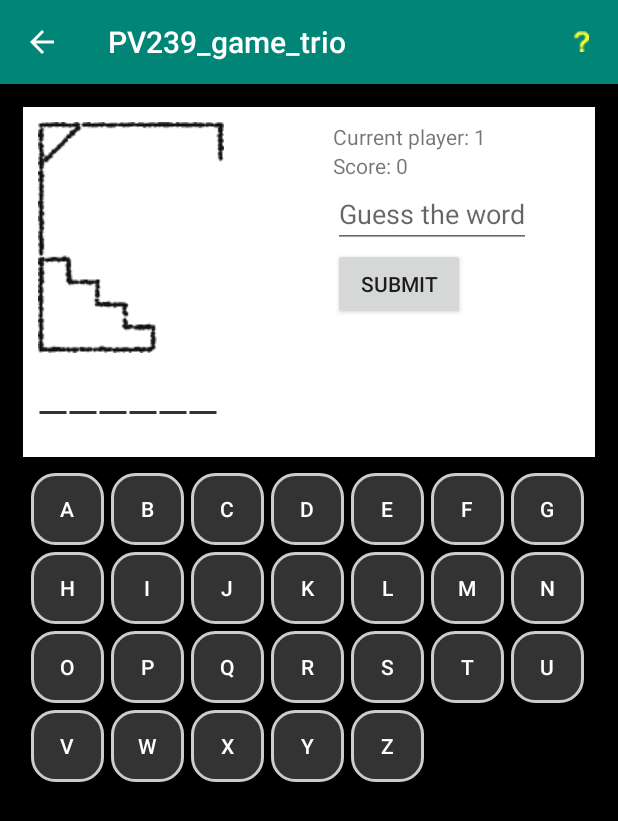
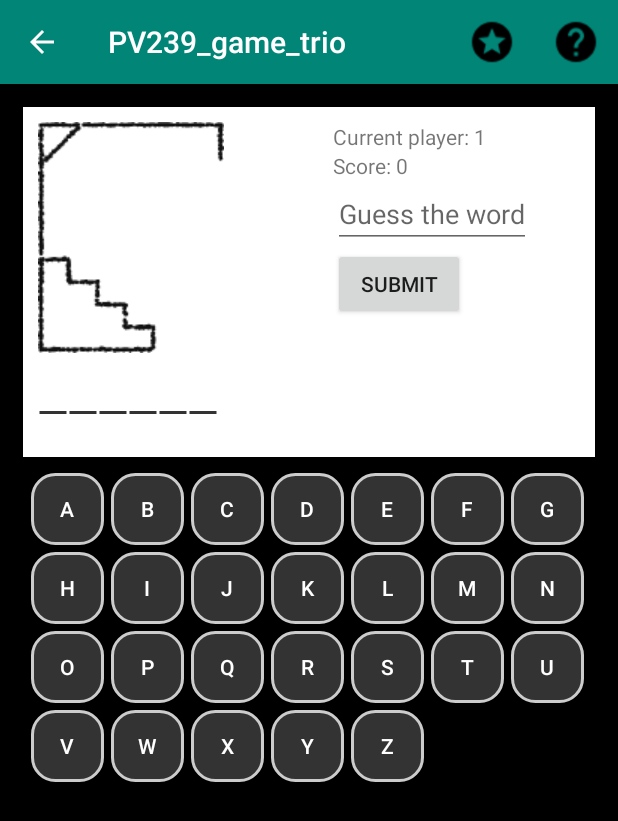
Before and after one commit to xholecko/pv239_game_trio, an Android app: the HangmanGameActivity screen opened directly, with no data from a screen before it, on a phone screen of 412 x 824 dp. Shown: the top 821 px of the screen. Run offline under Robolectric (Android 15) with nearby library versions, the phone set to English and light mode, and no system bars.

Commit message:
Added button for showing score(not fully working yet)

```diff
--- a/PV239_game_trio/app/src/main/res/menu/main_hangman.xml
+++ b/PV239_game_trio/app/src/main/res/menu/main_hangman.xml
@@ -1,5 +1,11 @@
 <?xml version="1.0" encoding="utf-8"?>
 <menu xmlns:app="http://schemas.android.com/apk/res-auto" xmlns:android="http://schemas.android.com/apk/res/android">
+    <item
+            android:id="@+id/action_show_current_high_score"
+            android:icon="@drawable/android_hangman_current_high_score"
+            android:title="@string/current_high_score"
+            app:showAsAction="ifRoom"/>
+
     <item
             android:id="@+id/action_help"
             android:icon="@drawable/android_hangman_help"
--- a/PV239_game_trio/app/src/main/res/values/strings.xml
+++ b/PV239_game_trio/app/src/main/res/values/strings.xml
@@ -16,5 +16,6 @@
     <string name="help">help</string>
     <string name="submit">SUBMIT</string>
     <string name="guess_the_word">Guess the word</string>
+    <string name="current_high_score">current_high_score</string>
 
 </resources>
```
Also changed, not shown: PV239_game_trio/app/src/main/java/com/example/pv239_game_trio/games/hangman/HangmanGameActivity.kt (+18 -2 lines), PV239_game_trio/app/src/main/res/drawable-v24/android_hangman_current_high_score.png (added), PV239_game_trio/app/src/main/res/drawable-v24/android_hangman_help.png (added), PV239_game_trio/app/src/main/res/drawable/android_hangman_help.png (deleted).
